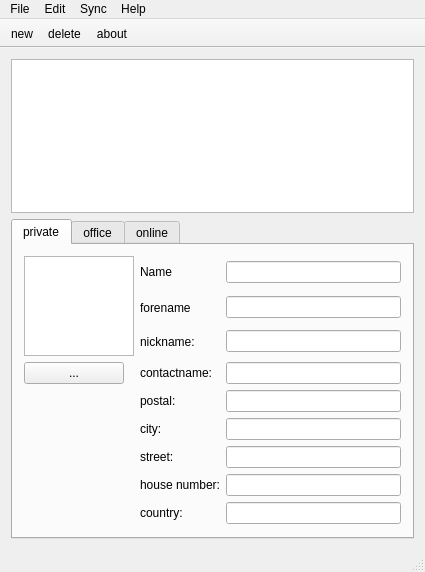
hisoka999/peopleedit, file mainwindow.ui: the form before one commit.
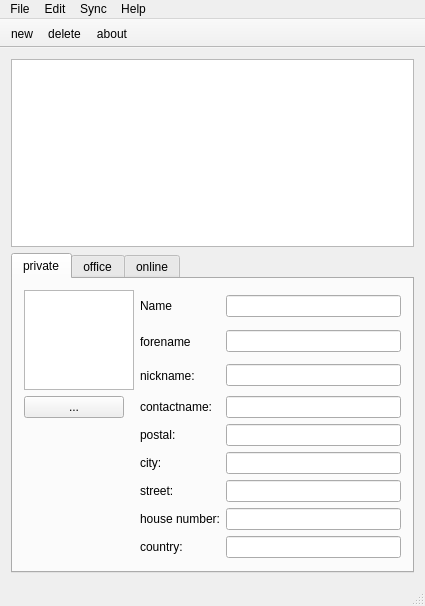
The form after the commit. Icons and pictures are not drawn.

Patch:
```diff
--- a/mainwindow.ui
+++ b/mainwindow.ui
@@ -10,7 +10,7 @@
     <x>0</x>
     <y>0</y>
     <width>425</width>
-    <height>572</height>
+    <height>606</height>
    </rect>
   </property>
   <property name="windowTitle">
@@ -22,17 +22,14 @@
   </property>
   <widget class="QWidget" name="centralWidget">
    <layout class="QGridLayout" name="gridLayout_2">
-    <item row="0" column="0" rowspan="2">
-     <widget class="QTableView" name="tableView"/>
-    </item>
-    <item row="2" column="0">
+    <item row="5" column="0">
      <widget class="QTabWidget" name="tabWidget">
       <property name="currentIndex">
        <number>0</number>
       </property>
       <widget class="QWidget" name="tab">
        <property name="sizePolicy">
-        <sizepolicy hsizetype="Preferred" vsizetype="Preferred">
+        <sizepolicy hsizetype="Preferred" vsizetype="Minimum">
          <horstretch>0</horstretch>
          <verstretch>0</verstretch>
         </sizepolicy>
@@ -334,6 +331,28 @@
       </widget>
      </widget>
     </item>
+    <item row="3" column="0" rowspan="2">
+     <widget class="QTableView" name="tableView">
+      <property name="autoFillBackground">
+       <bool>false</bool>
+      </property>
+      <property name="dragDropOverwriteMode">
+       <bool>true</bool>
+      </property>
+      <property name="selectionMode">
+       <enum>QAbstractItemView::ExtendedSelection</enum>
+      </property>
+      <property name="selectionBehavior">
+       <enum>QAbstractItemView::SelectRows</enum>
+      </property>
+      <property name="sortingEnabled">
+       <bool>true</bool>
+      </property>
+      <attribute name="verticalHeaderVisible">
+       <bool>false</bool>
+      </attribute>
+     </widget>
+    </item>
    </layout>
   </widget>
   <widget class="QMenuBar" name="menuBar">
```
Left out of the diff: 12 changed lines with no effect on the pictures.
